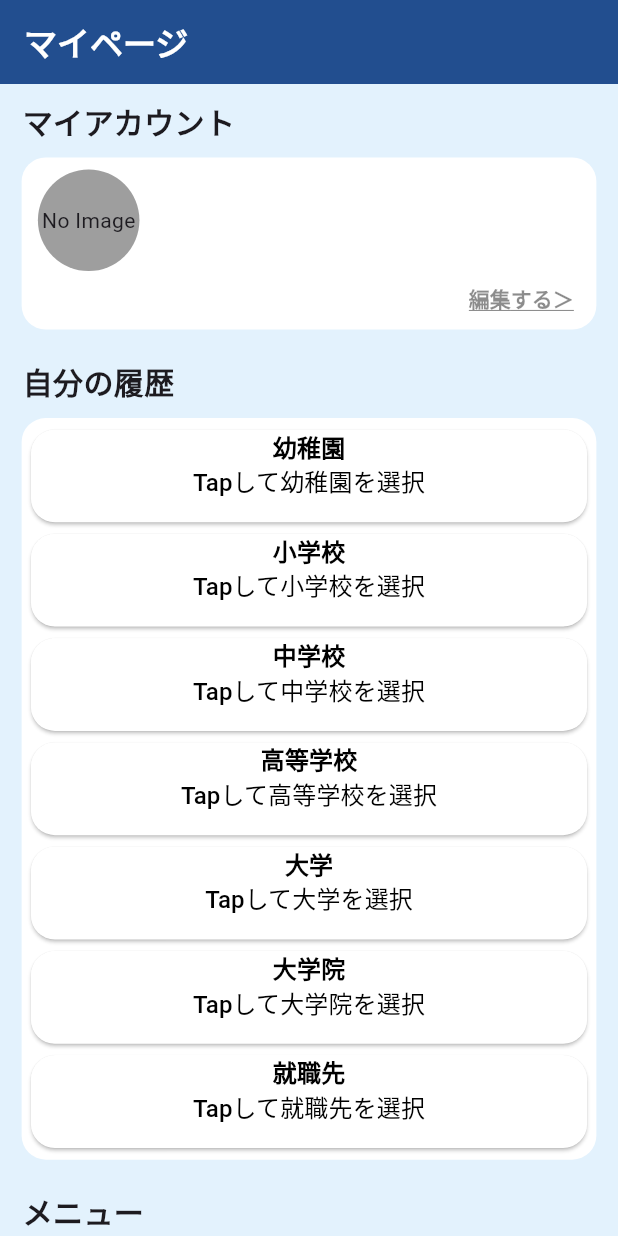
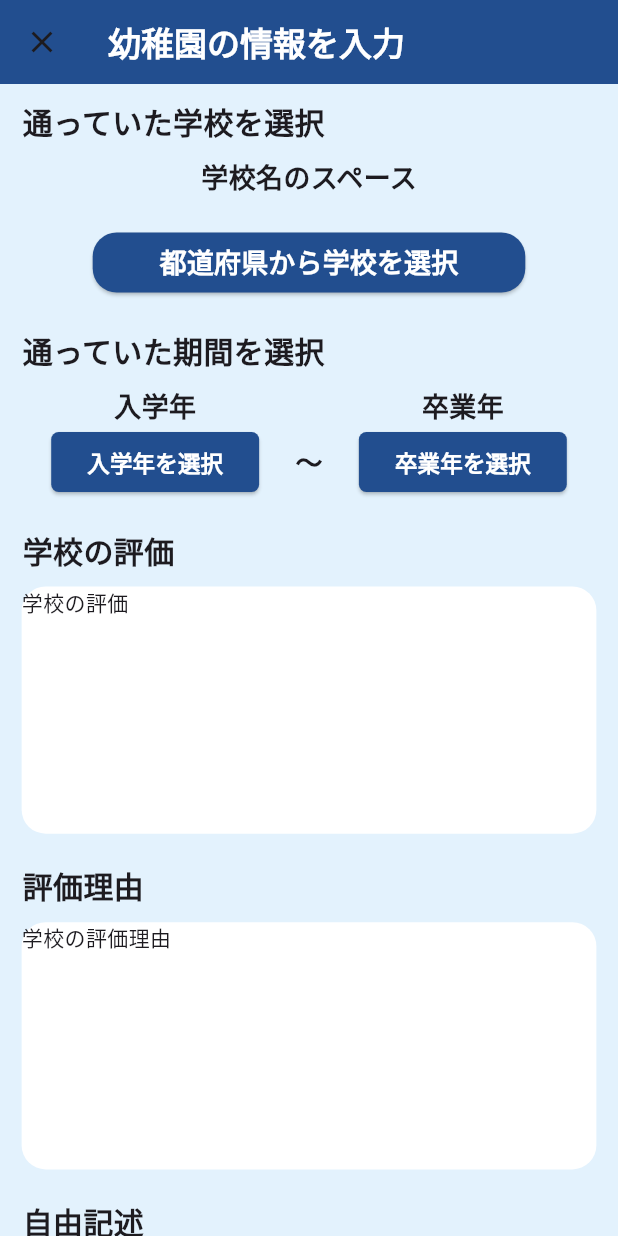
Before and after one commit to ziburi-hiro/new_plusch, a Flutter app: the MyPage screen opened directly, after a tap on "幼稚園", on a phone screen of 412 x 824 dp. Run offline on Flutter 3.47's test engine with Material 3 defaults, Android fonts, the phone set to English and light mode, and no system bars; our stand-ins replace carousel_slider, cloud_firestore, dots_indicator, firebase_auth, firebase_core, flutter_datetime_picker_plus and 4 more; accounts and stored records are empty.

```diff
--- a/lib/Components/schoolselectbutton.dart
+++ b/lib/Components/schoolselectbutton.dart
@@ -1,5 +1,6 @@
 import 'package:flutter/material.dart';
 import 'package:plusch/Constants/colors.dart';
+import 'package:plusch/Screen/after_login/mypage_related/enter_info_page.dart';
 
 class SchoolSelectButton extends StatelessWidget {
   const SchoolSelectButton({
@@ -19,7 +20,14 @@ class SchoolSelectButton extends StatelessWidget {
       height: screenSize.height*0.075,
       width: screenSize.width*0.9,
       child: ElevatedButton(
-        onPressed: () {},
+        onPressed: () {
+          Navigator.of(context).push(
+              MaterialPageRoute(
+                  builder: (context) => EnterInfoPage({'school':kindOfSchool, 'schoolEng':kindOfSchoolEng}),
+                  fullscreenDialog: true,
+              )
+          );
+        },
         style: ElevatedButton.styleFrom(
           shape: RoundedRectangleBorder(
             borderRadius: BorderRadius.circular(16),
--- /dev/null
+++ b/lib/Models/YearMonthModel.dart
@@ -0,0 +1,12 @@
+import 'package:flutter_datetime_picker_plus/flutter_datetime_picker_plus.dart';
+
+class YearMonthModel extends DatePickerModel {
+  YearMonthModel({required DateTime currentTime,required DateTime minTime,required DateTime maxTime,
+    required LocaleType locale}) : super(locale: locale, minTime: minTime, maxTime:
+  maxTime, currentTime: currentTime);
+
+  @override
+  List<int> layoutProportions() {
+    return [1, 1, 0];
+  }
+}
--- /dev/null
+++ b/lib/Screen/after_login/mypage_related/enter_info_page.dart
@@ -0,0 +1,282 @@
+import 'package:flutter/material.dart';
+import 'package:flutter_datetime_picker_plus/flutter_datetime_picker_plus.dart';
+import 'package:flutter_screenutil/flutter_screenutil.dart';
+import 'package:plusch/Constants/colors.dart';
+import 'package:plusch/Models/YearMonthModel.dart';
+
+class EnterInfoPage extends StatefulWidget {
+  EnterInfoPage(this.kindOfSchool , {super.key});
+
+  Map kindOfSchool;
+
+  @override
+  State<EnterInfoPage> createState() => _EnterInfoPageState();
+}
+
+class _EnterInfoPageState extends State<EnterInfoPage> {
+
+  String enrollmentYear = '入学年を選択';
+  String graduationYear = '卒業年を選択';
+
+  @override
+  Widget build(BuildContext context) {
+    var screenSize = MediaQuery.of(context).size;
+
+    return Scaffold(
+      backgroundColor: mainBackColor,
+      appBar: AppBar(
+        title: Text('${widget.kindOfSchool['school']}の情報を入力',style: const TextStyle(
+          color: Colors.white,
+          fontWeight: FontWeight.bold,
+        ),),
+        backgroundColor: appbarColor,
+      ),
+
+      body: SingleChildScrollView(
+        child: ScreenUtilInit(
+          designSize: const Size(393, 852),
+          child: Column(
+            children: [
+
+              ///学校名
+              const Padding(
+                padding: EdgeInsets.only(top: 10.0, left: 15.0),
+                child: Align(
+                  alignment: Alignment.centerLeft,
+                  child: Text('通っていた学校を選択',style: TextStyle(
+                    fontWeight: FontWeight.bold,
+                    fontSize: 20,
+                  ),),
+                ),
+              ),
+
+              Padding(
+                padding: const EdgeInsets.all(10.0),
+                child: Column(
+                  children: [
+                    const Text('学校名のスペース',style: TextStyle(
+                      fontWeight: FontWeight.bold,
+                      fontSize: 18,
+                    ),),
+
+                    const SizedBox(
+                      height: 20,
+                    ),
+
+                    ///学校選択ボタン
+                    SizedBox(
+                      width: screenSize.width*0.7,
+                      child: ElevatedButton(
+                        style: ElevatedButton.styleFrom(
+                          shape: RoundedRectangleBorder(
+                            borderRadius: BorderRadius.circular(16),
+                          ),
+                          backgroundColor: buttonColor,
+                        ),
+                        onPressed: () {
+
+                        },
+                        child: const Text('都道府県から学校を選択',style: TextStyle(
+                          fontWeight: FontWeight.bold,
+                          fontSize: 18,
+                          color: Colors.white,
+                        ),),
+                      ),
+                    ),
+                  ],
+                ),
+              ),
+
+              ///在学期間
+              const Padding(
+                padding: EdgeInsets.only(top: 10.0, left: 15.0),
+                child: Align(
+                  alignment: Alignment.centerLeft,
+                  child: Text('通っていた期間を選択',style: TextStyle(
+                    fontWeight: FontWeight.bold,
+                    fontSize: 20,
+                  ),),
+                ),
+              ),
+
+              Padding(
+                padding: const EdgeInsets.all(10.0),
+                child: Row(
+                  mainAxisAlignment: MainAxisAlignment.spaceEvenly,
+                  children: [
+                    SizedBox(
+                      width: screenSize.width*0.43,
+                      child: Column(
+                        children: [
+                          const Text('入学年',style: TextStyle(
+                            fontWeight: FontWeight.bold,
+                            fontSize: 18,
+                          ),),
+                          ElevatedButton(
+                            style: ElevatedButton.styleFrom(
+                              shape: RoundedRectangleBorder(
+                                borderRadius: BorderRadius.circular(5),
+                              ),
+                              backgroundColor: buttonColor,
+                            ),
+                            onPressed: () {
+                              DatePicker.showPicker(
+                                context,
+                                showTitleActions: true,
+                                pickerModel: YearMonthModel(
+                                    currentTime: DateTime.now(),
+                                    minTime: DateTime(1980,1,1),
+                                    maxTime: DateTime.now(),
+                                    locale: LocaleType.jp
+                                ),
+                                onConfirm: (date) {
+                                  setState(() {
+                                    enrollmentYear = '${date.year}年${date.month}月';
+                                  });
+                                },
+                                locale: LocaleType.jp,
+                              );
+                            },
+                            child: Text(enrollmentYear,style: const TextStyle(
+                              fontWeight: FontWeight.bold,
+                              fontSize: 15,
+                              color: Colors.white,
+                            ),),
+                          ),
+                        ],
+                      ),
+                    ),
+
+                    const Text('\n〜',style: TextStyle(
+                      fontWeight: FontWeight.bold,
+                      fontSize: 18,
+                    ),),
+
+                    SizedBox(
+                      width: screenSize.width*0.43,
+                      child: Column(
+                        children: [
+                          const Text('卒業年',style: TextStyle(
+                            fontWeight: FontWeight.bold,
+                            fontSize: 18,
+                          ),),
+                          ElevatedButton(
+                            style: ElevatedButton.styleFrom(
+                              shape: RoundedRectangleBorder(
+                                borderRadius: BorderRadius.circular(5),
+                              ),
+                              backgroundColor: buttonColor,
+                            ),
+                            onPressed: () {
+                              DatePicker.showPicker(
+                                context,
+                                showTitleActions: true,
+                                pickerModel: YearMonthModel(
+                                    currentTime: DateTime.now(),
+                                    minTime: DateTime(1980,1,1),
+                                    maxTime: DateTime.now(),
+                                    locale: LocaleType.jp
+                                ),
+                                onConfirm: (date) {
+                                  setState(() {
+                                    graduationYear = '${date.year}年${date.month}月';
+                                  });
+                                },
+                                locale: LocaleType.jp,
+                              );
+                            },
+                            child: Text(graduationYear,style: const TextStyle(
+                              fontWeight: FontWeight.bold,
+                              fontSize: 15,
+                              color: Colors.white,
+                            ),),
+                          ),
+                        ],
+                      ),
+                    ),
+                  ],
+                ),
+              ),
+
+              ///評価
+              const Padding(
+                padding: EdgeInsets.only(top: 10.0, left: 15.0),
+                child: Align(
+                  alignment: Alignment.centerLeft,
+                  child: Text('学校の評価',style: TextStyle(
+                    fontWeight: FontWeight.bold,
+                    fontSize: 20,
+                  ),),
+                ),
+              ),
+
+              Padding(
+                padding: const EdgeInsets.all(10.0),
+                child: Container(
+                  height: screenSize.height*0.2,
+                  width: screenSize.width*0.93,
+                  decoration: BoxDecoration(
+                    borderRadius: BorderRadius.circular(16),
+                    color: Colors.white,
+                  ),
+                  child: const Text('学校の評価'),
+                ),
+              ),
+
+              ///評価理由
+              const Padding(
+                padding: EdgeInsets.only(top: 10.0, left: 15.0),
+                child: Align(
+                  alignment: Alignment.centerLeft,
+                  child: Text('評価理由',style: TextStyle(
+                    fontWeight: FontWeight.bold,
+                    fontSize: 20,
+                  ),),
+                ),
+              ),
+
+              Padding(
+                padding: const EdgeInsets.all(10.0),
+                child: Container(
+                  height: screenSize.height*0.2,
+                  width: screenSize.width*0.93,
+                  decoration: BoxDecoration(
+                    borderRadius: BorderRadius.circular(16),
+                    color: Colors.white,
+                  ),
+                  child: const Text('学校の評価理由'),
+                ),
+              ),
+
+              ///特記事項
+              const Padding(
+                padding: EdgeInsets.only(top: 10.0, left: 15.0),
+                child: Align(
+                  alignment: Alignment.centerLeft,
+                  child: Text('自由記述',style: TextStyle(
+                    fontWeight: FontWeight.bold,
+                    fontSize: 20,
+                  ),),
+                ),
+              ),
+
+              Padding(
+                padding: const EdgeInsets.all(10.0),
+                child: Container(
+                  height: screenSize.height*0.2,
+                  width: screenSize.width*0.93,
+                  decoration: BoxDecoration(
+                    borderRadius: BorderRadius.circular(16),
+                    color: Colors.white,
+                  ),
+                  child: const Text('自由記述'),
+                ),
+              ),
+
+            ],
+          ),
+        ),
+      ),
+    );
+  }
+}
--- a/lib/Screen/after_login/mypage.dart
+++ b/lib/Screen/after_login/mypage_related/mypage.dart
@@ -4,6 +4,7 @@ import 'package:flutter_screenutil/flutter_screenutil.dart';
 import 'package:plusch/Components/schoolselectbutton.dart';
 import 'package:plusch/Constants/colors.dart';
 import 'package:plusch/Models/account.dart';
+import 'package:plusch/Screen/after_login/mypage_related/settings.dart';
 import 'package:plusch/utils/authentication.dart';
 
 class MyPage extends StatefulWidget {
@@ -193,7 +194,9 @@ class _MyPageState extends State<MyPage> {
                             height: screenSize.height*0.06,
                             width: screenSize.width*0.93,
                             child: ElevatedButton(
-                              onPressed: () {},
+                              onPressed: () {
+                                //Navigator.of(context).push(MaterialPageRoute(builder: (context) => const Settings(test)));
+                              },
                               style: ElevatedButton.styleFrom(
                                 shape: const RoundedRectangleBorder(
                                   borderRadius: BorderRadius.only(
--- a/lib/Screen/before_login/login_page.dart
+++ b/lib/Screen/before_login/login_page.dart
@@ -1,5 +1,6 @@
 import 'package:firebase_auth/firebase_auth.dart';
 import 'package:flutter/material.dart';
+import 'package:plusch/Components/TabBar.dart';
 import 'package:plusch/Constants/colors.dart';
 import 'package:plusch/Firebase/user_firestore.dart';
 import 'package:plusch/utils/authentication.dart';
@@ -101,7 +102,7 @@ class _LoginPageState extends State<LoginPage> {
                       if(result is UserCredential){
                         var _result = await UserFireStore.getUser(result.user!.uid);
                         if(_result == true){
-                          Navigator.pushNamed(context, '/TabBarPage');
+                          Navigator.of(context).push(MaterialPageRoute(builder: (context) => const TabBarPage()));
                         }else{
                           // TODO エラーハンドリング実装
                         }
--- a/lib/Screen/before_login/welcome_page.dart
+++ b/lib/Screen/before_login/welcome_page.dart
@@ -4,6 +4,8 @@ import 'package:flutter_screenutil/flutter_screenutil.dart';
 import 'package:google_fonts/google_fonts.dart';
 import 'package:lottie/lottie.dart';
 import 'package:plusch/Constants/colors.dart';
+import 'package:plusch/Screen/before_login/login_page.dart';
+import 'package:plusch/Screen/before_login/member_register_page.dart';
 
 class WelcomePage extends StatefulWidget {
   const WelcomePage({super.key});
@@ -171,7 +173,7 @@ class _WelcomePageState extends State<WelcomePage> {
                               backgroundColor: buttonColor,
                             ),
                             onPressed: (){
-                              Navigator.pushNamed(context, '/MemberRegisterPage');
+                              Navigator.of(context).push(MaterialPageRoute(builder: (context) => const MemberRegisterPage()));
                             },
                             child: const Text(
                               '同意して会員登録',
@@ -196,7 +198,7 @@ class _WelcomePageState extends State<WelcomePage> {
                               backgroundColor: buttonColor,
                             ),
                             onPressed: (){
-                              Navigator.pushNamed(context, '/LoginPage');
+                              Navigator.of(context).push(MaterialPageRoute(builder: (context) => const LoginPage()));
                             },
                             child: const Text(
                               'ログイン',
--- a/pubspec.yaml
+++ b/pubspec.yaml
@@ -43,6 +43,8 @@ dependencies:
   cloud_firestore: ^4.14.0
   carousel_slider: ^4.2.1
   dots_indicator: ^3.0.0
+  persistent_bottom_nav_bar: ^5.0.2
+  flutter_datetime_picker_plus: ^2.1.0
 
 dev_dependencies:
   flutter_test:
```
Also changed, not shown: lib/Components/TabBar.dart (+28 -31 lines), lib/Screen/after_login/mypage_related/settings.dart (added, +22 -0 lines), lib/main.dart (+24 -11 lines), lib/Screen/after_login/home_related/home_page.dart (renamed from lib/Screen/after_login/home_page.dart), lib/Screen/after_login/search_history_related/search_history_page.dart (renamed from lib/Screen/after_login/search_history_page.dart), pubspec.lock.
